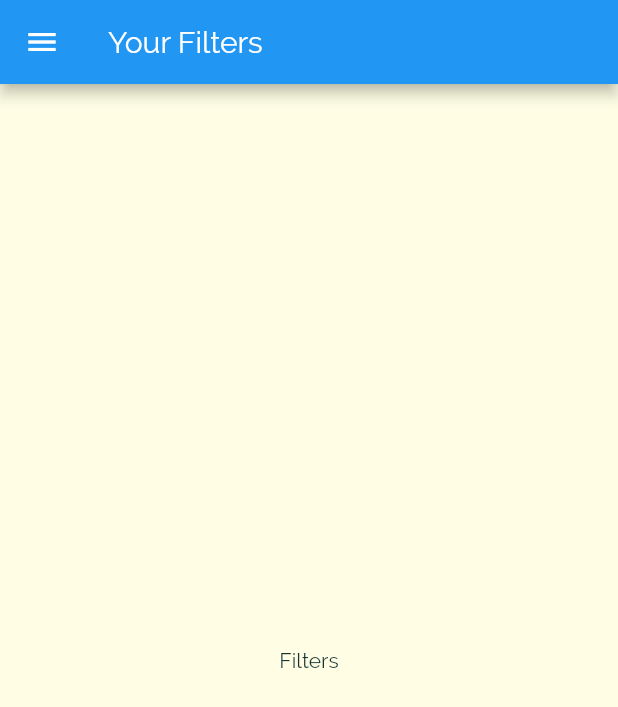
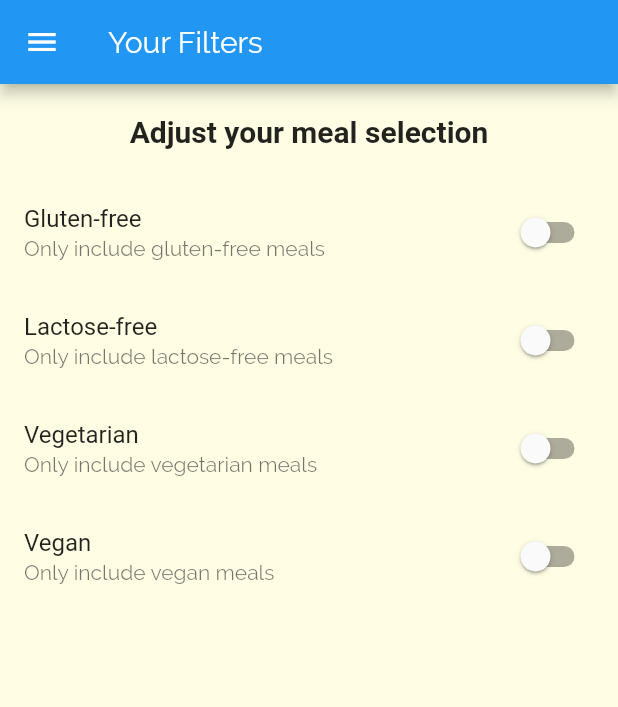
Before and after one commit to Giimhana-Dissanayake/meals_app, a Flutter app: the FiltersScreen screen opened by its route, on a phone screen of 412 x 824 dp. Shown: the top 707 px of the screen. Run offline on Flutter 3.47's test engine with Material 2 defaults, Android fonts, the phone set to English and light mode, and no system bars; Roboto replaces fonts that are missing (RobotoCondensed).

Commit message:
179.adding filters switches

```diff
--- a/lib/screens/filters_screen.dart
+++ b/lib/screens/filters_screen.dart
@@ -1,8 +1,30 @@
 import 'package:flutter/material.dart';
 import '../widgets/main_drawer.dart';
 
-class FiltersScreen extends StatelessWidget {
+class FiltersScreen extends StatefulWidget {
   static const routeName = '/filters';
+
+  @override
+  _FiltersScreenState createState() => _FiltersScreenState();
+}
+
+class _FiltersScreenState extends State<FiltersScreen> {
+  var _glutenFree = false;
+  var _vegetarian = false;
+  var _vegan = false;
+  var _lactoseFree = false;
+
+  Widget _buildSwitchListTile(String title, String description,
+      bool currentValue, Function updateValue) {
+    return SwitchListTile(
+      title: Text(title),
+      value: currentValue,
+      subtitle: Text(description),
+      onChanged: (value) {
+        updateValue(value);
+      },
+    );
+  }
 
   @override
   Widget build(BuildContext context) {
@@ -11,8 +33,70 @@ class FiltersScreen extends StatelessWidget {
         title: Text('Your Filters'),
       ),
       drawer: MainDrawer(),
-      body: Center(
-        child: Text('Filters'),
+      body: Column(
+        children: [
+          Container(
+            padding: EdgeInsets.all(20),
+            child: Text(
+              'Adjust your meal selection',
+              style: Theme.of(context).textTheme.title,
+            ),
+          ),
+          Expanded(
+            child: ListView(
+              children: [
+                _buildSwitchListTile(
+                  'Gluten-free',
+                  'Only include gluten-free meals',
+                  _glutenFree,
+                  (newValue) {
+                    setState(
+                      () {
+                        _glutenFree = newValue;
+                      },
+                    );
+                  },
+                ),
+                _buildSwitchListTile(
+                  'Lactose-free',
+                  'Only include lactose-free meals',
+                  _lactoseFree,
+                  (newValue) {
+                    setState(
+                      () {
+                        _lactoseFree = newValue;
+                      },
+                    );
+                  },
+                ),
+                _buildSwitchListTile(
+                  'Vegetarian',
+                  'Only include vegetarian meals',
+                  _vegetarian,
+                  (newValue) {
+                    setState(
+                      () {
+                        _vegetarian = newValue;
+                      },
+                    );
+                  },
+                ),
+                _buildSwitchListTile(
+                  'Vegan',
+                  'Only include vegan meals',
+                  _vegan,
+                  (newValue) {
+                    setState(
+                      () {
+                        _vegan = newValue;
+                      },
+                    );
+                  },
+                ),
+              ],
+            ),
+          )
+        ],
       ),
     );
   }
--- a/lib/widgets/meal_item.dart
+++ b/lib/widgets/meal_item.dart
@@ -61,7 +61,9 @@ class MealItem extends StatelessWidget {
     )
         .then(
       (result) {
-        removeItem(result);
+        if (result != null) {
+          removeItem(result);
+        }
       },
     );
   }
```
